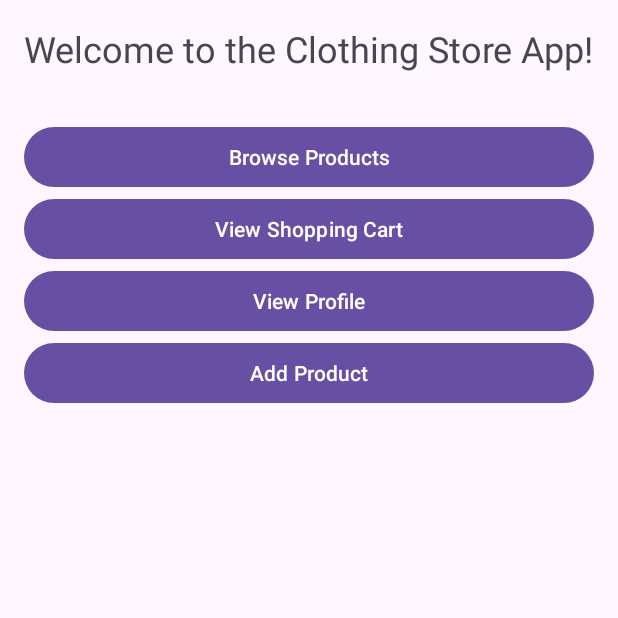
After one commit to DahabSharaby/TU914-4SoftwarePatterns-CA4, an Android app: the MainMenu screen opened directly, with no data from a screen before it, on a phone screen of 412 x 824 dp, the top half of it. The commit adds this screen. Run offline under Robolectric (Android 15) with nearby library versions, the phone set to English and light mode, and no system bars.

Commit message:
added main menu screens

```diff
--- a/src/main/java/com/example/ca4shop/LoginActivity.java
+++ b/src/main/java/com/example/ca4shop/LoginActivity.java
@@ -81,9 +81,9 @@ public class LoginActivity extends AppCompatActivity {
                                     @Override
                                     public void onSuccess(DocumentSnapshot documentSnapshot) {
                                         if (documentSnapshot.exists()) {
-                                            String userName = documentSnapshot.getString("username");
+                                            String userName = documentSnapshot.getString("name");
                                             Toast.makeText(LoginActivity.this, "Welcome back, " + userName + "!", Toast.LENGTH_SHORT).show();
-                                            startActivity(new Intent(LoginActivity.this, HomeActivity.class));
+                                            startActivity(new Intent(LoginActivity.this, MainMenu.class));
                                             finish();
                                         } else {
                                             Toast.makeText(LoginActivity.this, "User data not found", Toast.LENGTH_SHORT).show();
--- /dev/null
+++ b/src/main/java/com/example/ca4shop/MainMenu.java
@@ -0,0 +1,34 @@
+package com.example.ca4shop;
+
+import androidx.appcompat.app.AppCompatActivity;
+import android.os.Bundle;
+import android.content.Intent;
+import android.view.View;
+
+public class MainMenu extends AppCompatActivity {
+
+    @Override
+    protected void onCreate(Bundle savedInstanceState) {
+        super.onCreate(savedInstanceState);
+        setContentView(R.layout.activity_main_menu);
+    }
+    public void onAddProductClick(View view) {
+        Intent intent = new Intent(this, AddProductActivity.class);
+        startActivity(intent);
+    }
+
+    public void onBrowseProductsClick(View view) {
+        Intent intent = new Intent(this, BrowseProductsActivity.class);
+        startActivity(intent);
+    }
+
+    public void onViewCartClick(View view) {
+        Intent intent = new Intent(this, ViewCartActivity.class);
+        startActivity(intent);
+    }
+
+    public void onViewProfileClick(View view) {
+        Intent intent = new Intent(this, ViewProfileActivity.class);
+        startActivity(intent);
+    }
+}
--- /dev/null
+++ b/src/main/res/layout/activity_main_menu.xml
@@ -0,0 +1,48 @@
+<?xml version="1.0" encoding="utf-8"?>
+<RelativeLayout xmlns:android="http://schemas.android.com/apk/res/android"
+    android:layout_width="match_parent"
+    android:layout_height="match_parent"
+    android:padding="16dp">
+
+    <TextView
+        android:id="@+id/textViewWelcome"
+        android:layout_width="wrap_content"
+        android:layout_height="wrap_content"
+        android:text="Welcome to the Clothing Store App!"
+        android:textSize="24sp"
+        android:layout_centerHorizontal="true"
+        android:layout_marginBottom="32dp" />
+
+    <Button
+        android:id="@+id/buttonAddProduct"
+        android:layout_width="match_parent"
+        android:layout_height="wrap_content"
+        android:text="Add Product"
+        android:layout_below="@id/buttonViewProfile"
+        android:onClick="onAddProductClick" />
+
+    <Button
+        android:id="@+id/buttonBrowseProducts"
+        android:layout_width="match_parent"
+        android:layout_height="wrap_content"
+        android:text="Browse Products"
+        android:layout_below="@id/textViewWelcome"
+        android:onClick="onBrowseProductsClick" />
+
+    <Button
+        android:id="@+id/buttonViewCart"
+        android:layout_width="match_parent"
+        android:layout_height="wrap_content"
+        android:text="View Shopping Cart"
+        android:layout_below="@id/buttonBrowseProducts"
+        android:onClick="onViewCartClick" />
+
+    <Button
+        android:id="@+id/buttonViewProfile"
+        android:layout_width="match_parent"
+        android:layout_height="wrap_content"
+        android:text="View Profile"
+        android:layout_below="@id/buttonViewCart"
+        android:onClick="onViewProfileClick" />
+
+</RelativeLayout>
```
Also changed, not shown: src/main/AndroidManifest.xml (+15 -0 lines), src/main/java/com/example/ca4shop/AddProductActivity.java (added, +14 -0 lines), src/main/java/com/example/ca4shop/BrowseProductsActivity.java (added, +14 -0 lines), src/main/java/com/example/ca4shop/ViewCartActivity.java (added, +14 -0 lines), src/main/java/com/example/ca4shop/ViewProfileActivity.java (added, +14 -0 lines), src/main/res/layout/activity_add_product.xml (added, +9 -0 lines), src/main/res/layout/activity_browse_products.xml (added, +9 -0 lines), src/main/res/layout/activity_view_cart.xml (added, +9 -0 lines), src/main/res/layout/activity_view_profile.xml (added, +9 -0 lines).
